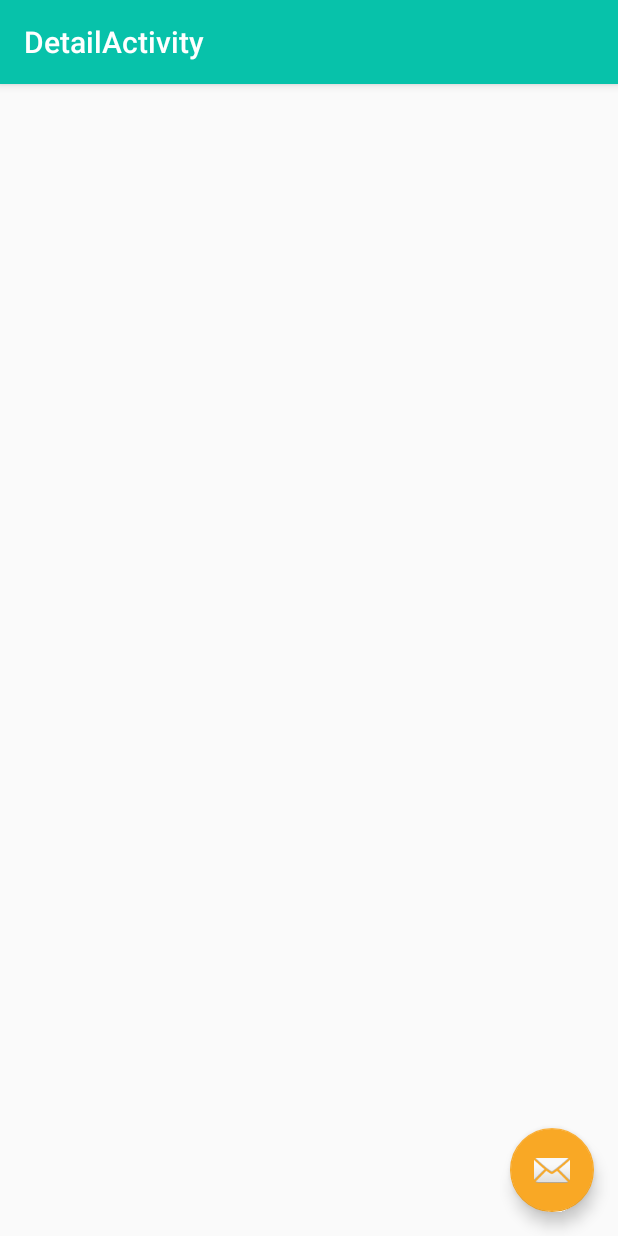
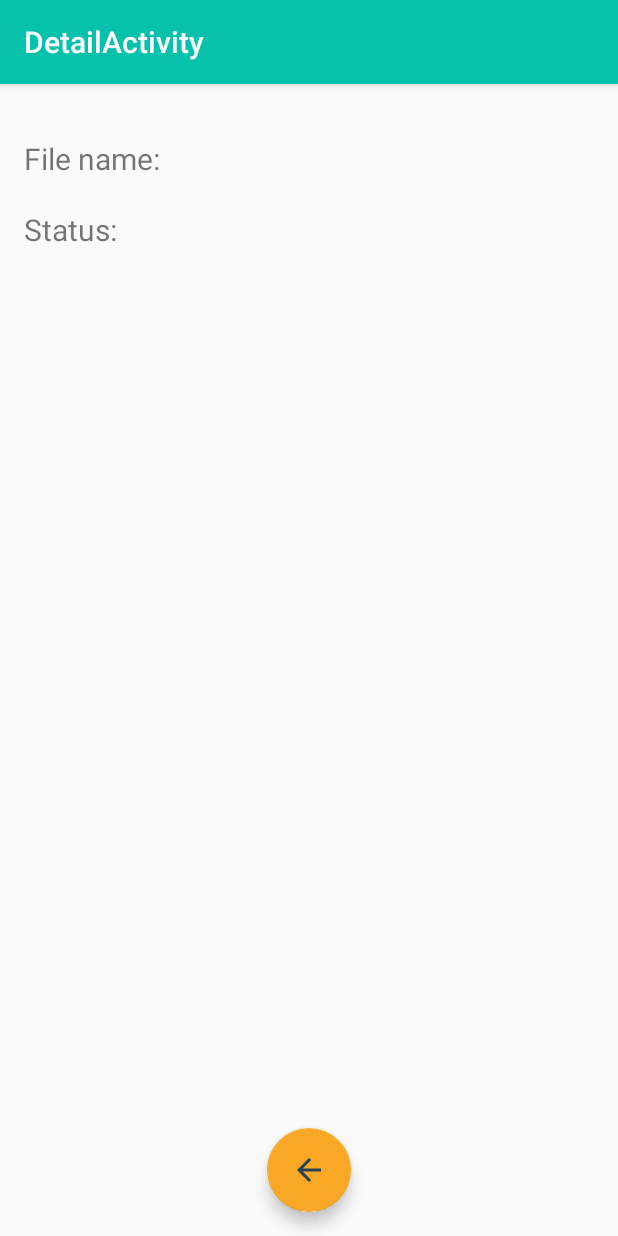
Before and after one commit to JanMeckelholt/udacity_LoadingAnimation, an Android app: the DetailActivity screen opened directly, with no data from a screen before it, on a phone screen of 412 x 824 dp. Run offline under Robolectric (Android 15) with nearby library versions, the phone set to English and light mode, and no system bars; our stand-ins replace Timber, data binding; 3 statements that could not run were skipped.

```diff
--- a/app/build.gradle
+++ b/app/build.gradle
@@ -3,6 +3,8 @@ plugins {
     id 'org.jetbrains.kotlin.android'
     id 'kotlin-android'
     id 'kotlin-kapt'
+    id 'kotlin-parcelize'
+    id 'androidx.navigation.safeargs'
 }
 
 android {
@@ -46,4 +48,6 @@ dependencies {
     androidTestImplementation 'androidx.test.espresso:espresso-core:3.5.1'
 
     implementation "com.jakewharton.timber:timber:5.0.1"
+
+    implementation 'com.google.code.gson:gson:2.10.1'
 }
--- a/app/src/main/AndroidManifest.xml
+++ b/app/src/main/AndroidManifest.xml
@@ -10,6 +10,7 @@
         android:maxSdkVersion="28" />
 
     <application
+        android:name=".App"
         android:allowBackup="true"
         android:icon="@mipmap/ic_launcher"
         android:label="@string/app_name"
--- a/app/src/main/java/com/udacity/activities/BaseActivity.kt
+++ b/app/src/main/java/com/udacity/activities/BaseActivity.kt
@@ -1,6 +1,8 @@
 package com.udacity.activities
 
+import android.content.Context
 import android.content.Intent
+import android.content.SharedPreferences
 import android.net.Uri
 import android.os.Build
 import android.os.Bundle
@@ -9,13 +11,16 @@ import androidx.activity.result.contract.ActivityResultContracts
 import androidx.annotation.RequiresApi
 import androidx.appcompat.app.AlertDialog
 import androidx.appcompat.app.AppCompatActivity
+import com.udacity.Constants
 import timber.log.Timber
 
-open class BaseActivity : AppCompatActivity(){
+open class BaseActivity : AppCompatActivity() {
+
+    val sharedPreferences: SharedPreferences by lazy { getSharedPreferences(Constants.PREFS, Context.MODE_PRIVATE) }
     override fun onCreate(savedInstanceState: Bundle?) {
         super.onCreate(savedInstanceState)
         Timber.plant(Timber.DebugTree())
-        if (Build.VERSION.SDK_INT >= 33) {
+        if (Build.VERSION.SDK_INT >= Build.VERSION_CODES.TIRAMISU) {
             notificationPermissionLauncher.launch(android.Manifest.permission.POST_NOTIFICATIONS)
         } else {
             hasNotificationPermissionGranted = true
@@ -28,7 +33,7 @@ open class BaseActivity : AppCompatActivity(){
             hasNotificationPermissionGranted = isGranted
             if (!isGranted) {
                 if (Build.VERSION.SDK_INT >= Build.VERSION_CODES.M) {
-                    if (Build.VERSION.SDK_INT >= 33) {
+                    if (Build.VERSION.SDK_INT >= Build.VERSION_CODES.TIRAMISU) {
                         if (shouldShowRequestPermissionRationale(android.Manifest.permission.POST_NOTIFICATIONS)) {
                             showNotificationPermissionRationale()
                         } else {
--- a/app/src/main/java/com/udacity/activities/DetailActivity.kt
+++ b/app/src/main/java/com/udacity/activities/DetailActivity.kt
@@ -1,17 +1,31 @@
 package com.udacity.activities
 
 import android.os.Bundle
-import com.udacity.activities.BaseActivity
+import com.google.gson.Gson
+import com.udacity.Constants
 import com.udacity.databinding.ActivityDetailBinding
+import com.udacity.models.DownloadType
 
 class DetailActivity : BaseActivity() {
 
     private lateinit var binding: ActivityDetailBinding
+    private lateinit var downloadType: DownloadType
 
     override fun onCreate(savedInstanceState: Bundle?) {
         super.onCreate(savedInstanceState)
         binding = ActivityDetailBinding.inflate(layoutInflater)
         setContentView(binding.root)
         setSupportActionBar(binding.toolbar)
+        val json: String? = sharedPreferences.getString(Constants.SHAREDPREF_DOWNLOAD_TYPE, null)
+        json.let {
+            downloadType = Gson().fromJson(it, DownloadType::class.java)
+            binding.downloadType = downloadType
+        }
+
+        binding.fabBack.setOnClickListener{
+            finish()
+        }
     }
+
+
 }
--- /dev/null
+++ b/app/src/main/res/drawable/baseline_arrow_back_24.xml
@@ -0,0 +1,5 @@
+<vector android:autoMirrored="true" android:height="24dp"
+    android:tint="#274254" android:viewportHeight="24"
+    android:viewportWidth="24" android:width="24dp" xmlns:android="http://schemas.android.com/apk/res/android">
+    <path android:fillColor="@android:color/white" android:pathData="M20,11H7.83l5.59,-5.59L12,4l-8,8 8,8 1.41,-1.41L7.83,13H20v-2z"/>
+</vector>
--- a/app/src/main/res/layout/activity_detail.xml
+++ b/app/src/main/res/layout/activity_detail.xml
@@ -3,6 +3,11 @@
     xmlns:app="http://schemas.android.com/apk/res-auto"
     xmlns:tools="http://schemas.android.com/tools">
 
+    <data>
+        <variable
+            name="downloadType"
+            type="com.udacity.models.DownloadType" />
+    </data>
 
     <androidx.coordinatorlayout.widget.CoordinatorLayout
         android:layout_width="match_parent"
@@ -23,15 +28,19 @@
 
         </com.google.android.material.appbar.AppBarLayout>
 
-        <include layout="@layout/content_detail" />
+        <include layout="@layout/content_detail"
+            android:id="@+id/content"
+            app:downloadType="@{downloadType}"/>
 
         <com.google.android.material.floatingactionbutton.FloatingActionButton
-            android:id="@+id/fab"
+            android:id="@+id/fabBack"
             android:layout_width="wrap_content"
             android:layout_height="wrap_content"
-            android:layout_gravity="bottom|end"
+            android:layout_gravity="bottom|center"
             android:layout_margin="@dimen/fabMargin"
-            app:srcCompat="@android:drawable/ic_dialog_email" />
+            android:src="@drawable/baseline_arrow_back_24"
+            android:textSize="@dimen/defaultTextSize"
+ />
 
     </androidx.coordinatorlayout.widget.CoordinatorLayout>
 </layout>
--- a/app/src/main/res/layout/content_detail.xml
+++ b/app/src/main/res/layout/content_detail.xml
@@ -1,11 +1,71 @@
 <?xml version="1.0" encoding="utf-8"?>
-<androidx.constraintlayout.widget.ConstraintLayout xmlns:android="http://schemas.android.com/apk/res/android"
+<layout
+    xmlns:android="http://schemas.android.com/apk/res/android"
     xmlns:app="http://schemas.android.com/apk/res-auto"
-    xmlns:tools="http://schemas.android.com/tools"
-    android:layout_width="match_parent"
-    android:layout_height="match_parent"
-    app:layout_behavior="@string/appbar_scrolling_view_behavior"
-    tools:context=".activities.DetailActivity"
-    tools:showIn="@layout/activity_detail">
+    xmlns:tools="http://schemas.android.com/tools">
 
-</androidx.constraintlayout.widget.ConstraintLayout>
+    <data>
+        <variable
+            name="downloadType"
+            type="com.udacity.models.DownloadType" />
+    </data>
+
+    <androidx.constraintlayout.widget.ConstraintLayout
+        android:layout_width="match_parent"
+        android:layout_height="match_parent"
+        app:layout_behavior="@string/appbar_scrolling_view_behavior"
+        tools:context=".activities.DetailActivity"
+        tools:showIn="@layout/activity_detail"
+        android:layout_margin="@dimen/standardMargin">
+
+        <TextView
+            android:id="@+id/fileNameLabel"
+            android:layout_width="200dp"
+            android:layout_height="wrap_content"
+            android:text="File name:"
+            android:textSize="@dimen/defaultTextSize"
+            app:layout_constraintEnd_toStartOf="@id/fileName"
+            app:layout_constraintStart_toStartOf="parent"
+            app:layout_constraintTop_toTopOf="parent"
+            android:layout_marginTop="@dimen/resultMargin"
+            />
+
+        <TextView
+            android:id="@+id/fileName"
+            android:layout_width="0dp"
+            android:layout_height="wrap_content"
+            app:layout_constraintEnd_toEndOf="parent"
+            app:layout_constraintStart_toEndOf="@id/fileNameLabel"
+            android:textSize="@dimen/defaultTextSize"
+            android:text="@{downloadType.toStrings().description}"
+            tools:text="Glide - Image Loading Library by BumpTech"
+            app:layout_constraintBaseline_toBaselineOf="@id/fileNameLabel"
+            android:layout_marginTop="@dimen/resultMargin"
+         />
+
+        <TextView
+            android:id="@+id/statusLabel"
+            android:layout_width="200dp"
+            android:layout_height="wrap_content"
+            android:text="Status: "
+            android:textSize="@dimen/defaultTextSize"
+            app:layout_constraintEnd_toStartOf="@id/status"
+            app:layout_constraintStart_toStartOf="parent"
+            app:layout_constraintTop_toBottomOf="@id/fileName"
+            android:layout_marginTop="@dimen/resultMargin"/>
+
+        <TextView
+            android:id="@+id/status"
+            android:layout_width="0dp"
+            android:layout_height="wrap_content"
+            android:textSize="@dimen/defaultTextSize"
+            app:layout_constraintEnd_toEndOf="parent"
+            app:layout_constraintStart_toEndOf="@id/statusLabel"
+            app:layout_constraintBaseline_toBaselineOf="@id/statusLabel"
+            tools:text="Success"
+            app:Status="@{downloadType.status}"
+            android:layout_marginTop="@dimen/resultMargin"/>
+
+    </androidx.constraintlayout.widget.ConstraintLayout>
+
+</layout>
--- a/app/src/main/res/values/colors.xml
+++ b/app/src/main/res/values/colors.xml
@@ -4,4 +4,7 @@
     <color name="colorPrimaryDark">#004349</color>
     <color name="colorAccent">#F9A825</color>
     <color name="white">#FFFFFF</color>
+    <color name="successGreen">#225725</color>
+    <color name="failureRed">#D32F2F</color>
+
 </resources>
--- a/app/src/main/res/values/dimens.xml
+++ b/app/src/main/res/values/dimens.xml
@@ -1,6 +1,7 @@
 <resources>
     <dimen name="fabMargin">16dp</dimen>
     <dimen name="standardMargin">16dp</dimen>
+    <dimen name="resultMargin">20dp</dimen>
 
     <dimen name="defaultTextSize">20sp</dimen>
     <dimen name="strokeWidth">4dp</dimen>
```
Also changed, not shown: app/src/main/java/com/udacity/App.kt (added, +17 -0 lines), app/src/main/java/com/udacity/Constants.kt (+8 -2 lines), app/src/main/java/com/udacity/activities/MainActivity.kt (+8 -19 lines), app/src/main/java/com/udacity/messaging/LoadingAppBroadcastReceiver.kt (+25 -5 lines), app/src/main/java/com/udacity/models/DownloadType.kt (added, +42 -0 lines), app/src/main/java/com/udacity/utils/BindingAdapters.kt (added, +12 -0 lines), app/src/main/java/com/udacity/utils/NotificationUtils.kt (added, +41 -0 lines), app/src/main/java/com/udacity/utils/utils.kt (+10 -0 lines), app/src/main/res/values/strings.xml (+5 -4 lines).
